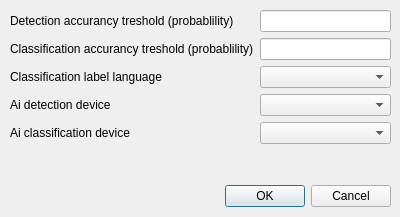
Above: wadas/ui/qt/configure_ai_model.ui from stefanodellosa-personal/WADAS before the change. Below: the same form after it.
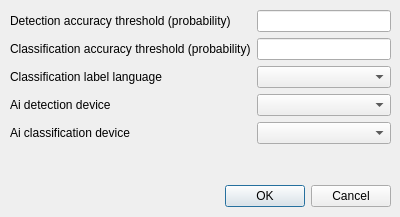
That is the form after the change.

Commit message: fixed typos in threshold (#94)

The edit to the form file:
```diff
--- a/wadas/ui/qt/configure_ai_model.ui
+++ b/wadas/ui/qt/configure_ai_model.ui
@@ -45,7 +45,7 @@
        <string>Min classification probability to trigger notification.</string>
       </property>
       <property name="text">
-       <string>Classification accurancy treshold (probablility)</string>
+       <string>Classification accuracy threshold (probability)</string>
       </property>
      </widget>
     </item>
@@ -58,7 +58,7 @@
        <string>Min detection probability to trigger notification.</string>
       </property>
       <property name="text">
-       <string>Detection accurancy treshold (probablility)</string>
+       <string>Detection accuracy threshold (probability)</string>
       </property>
      </widget>
     </item>
```
Left out of the diff: 8 changed lines with no effect on the pictures. The commit also changes 10 other files.
